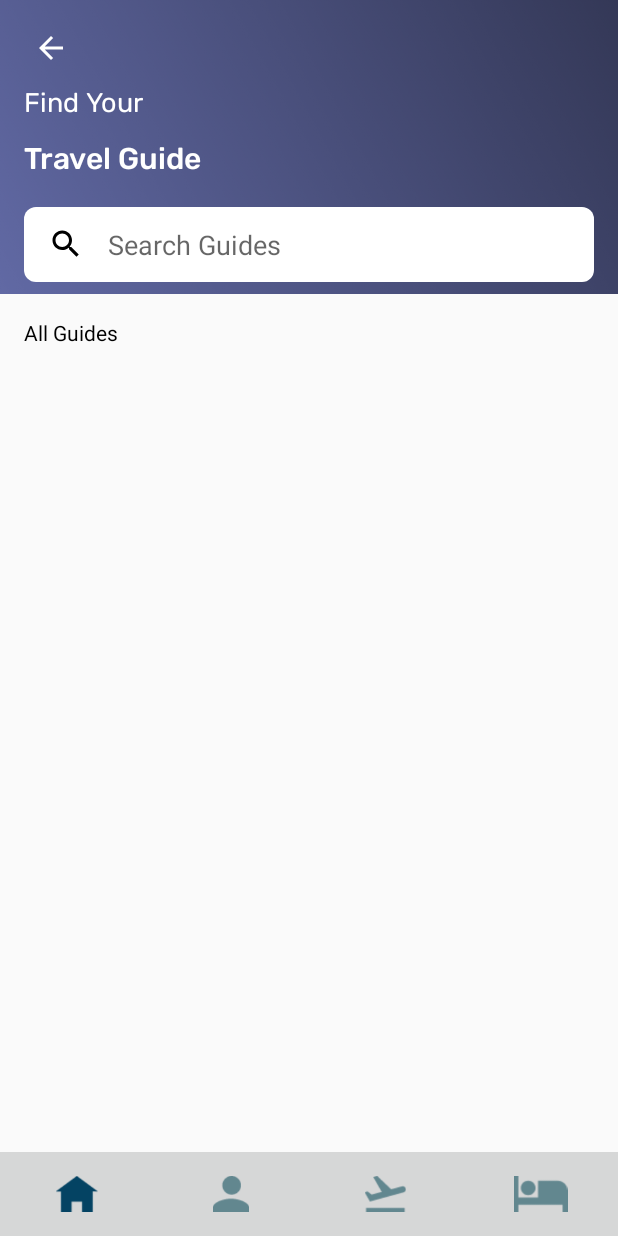
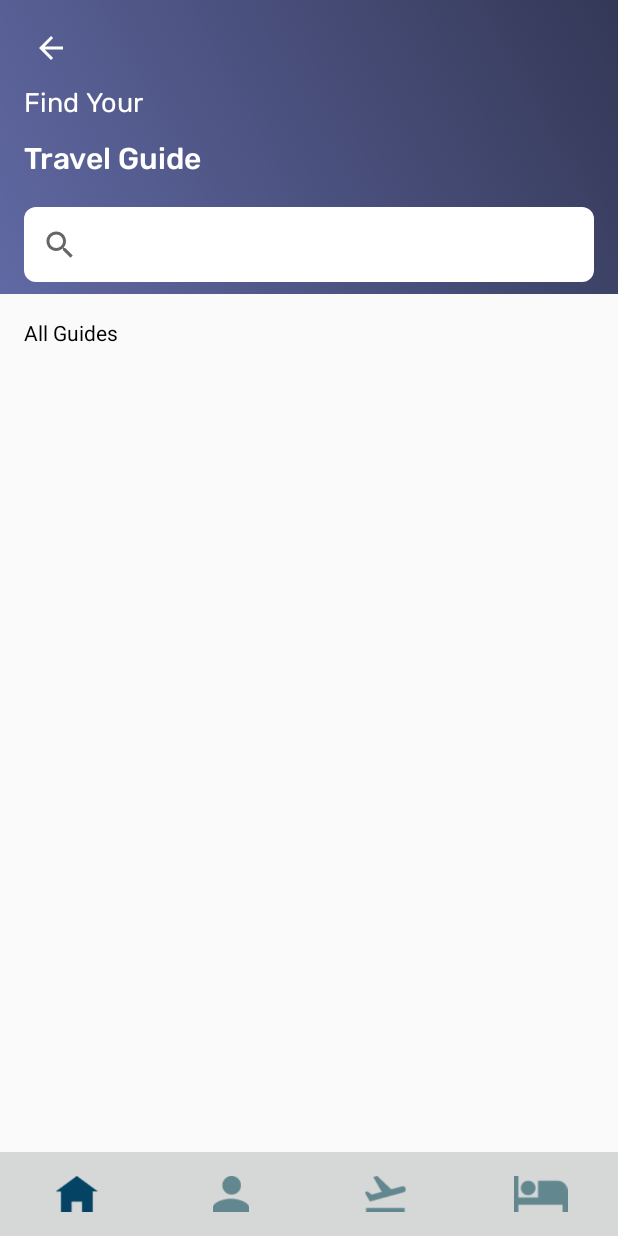
Before and after one commit to mdilshan/madd, an Android app: the GuideSeeAll screen opened directly, with no data from a screen before it, on a phone screen of 412 x 824 dp. Run offline under Robolectric (Android 15) with nearby library versions, the phone set to English and light mode, and no system bars; our stand-ins replace Firebase (no records; nobody signed in at launch, a user with empty details on screens opened directly), Picasso; pictures from the network do not load; Roboto replaces fonts that are not available here.

Commit message:
Feature:Search

```diff
--- a/app/src/main/java/com/example/madd/GuideSeeAll.java
+++ b/app/src/main/java/com/example/madd/GuideSeeAll.java
@@ -6,6 +6,7 @@ import android.os.Bundle;
 import android.view.View;
 import android.widget.ImageButton;
 import android.widget.ImageView;
+import android.widget.SearchView;
 import android.widget.Toast;
 
 import androidx.appcompat.app.AppCompatActivity;
@@ -28,34 +29,67 @@ public class GuideSeeAll extends AppCompatActivity {
     RecyclerView allGuideRecycler;
     AllGuideAdapter allGuidesAdapter;
     List<AllGuideData> allGuideDataList = new ArrayList<>();
+    SearchView search_guides_seeall;
     @Override
     protected void onCreate(Bundle savedInstanceState) {
         super.onCreate(savedInstanceState);
         setContentView(R.layout.activity_guide_see_all);
         allGuideRecycler = findViewById(R.id.all_guides_recycler);
+        search_guides_seeall = findViewById(R.id.search_guides_seeall);
+
         myDB = FirebaseFirestore.getInstance();
         readData();
 
         bottomnav();
     }
     void readData() {
+        try {
             myDB.collection("guides").addSnapshotListener(new EventListener<QuerySnapshot>() {
                 @Override
                 public void onEvent(QuerySnapshot documentSnapshots, FirebaseFirestoreException e) {
+
                     if (e != null)
                         toastResult(e.getMessage());
                     allGuideDataList.clear();
-//                allGuideDataList.add(new AllGuideData("Fresh Up","Hambantota","From Rs.7499","5",R.drawable.hotel2));
                     for (DocumentSnapshot doc : documentSnapshots) {
                         allGuideDataList.add(new AllGuideData(doc.getId(),doc.getString("guide_name"),doc.getString("place"),doc.getString("rating"),doc.getString("imageUrl")));
-//                    allGuideDataList.add(new AllGuideData(doc.getString("description"),doc.getString("location"),doc.getString("name"),doc.getString("name"),R.drawable.hotel2));
                     }
                     RecyclerView.LayoutManager layoutManager = new LinearLayoutManager(GuideSeeAll.this, RecyclerView.VERTICAL, false);
                     allGuideRecycler.setLayoutManager(layoutManager);
                     allGuidesAdapter = new AllGuideAdapter(GuideSeeAll.this, allGuideDataList);
                     allGuideRecycler.setAdapter(allGuidesAdapter);
                 }
+
+
             });
+        }catch (Exception e){}
+
+        if(search_guides_seeall != null){
+            search_guides_seeall.setOnQueryTextListener(new SearchView.OnQueryTextListener() {
+                @Override
+                public boolean onQueryTextSubmit(String s) {
+                    return false;
+                }
+
+                @Override
+                public boolean onQueryTextChange(String s) {
+                    search(s);
+                    return true;
+                }
+            });
+        }
+    }
+    public void search(String str){
+        List<AllGuideData> searchGuideDataList = new ArrayList<>();
+        for (AllGuideData object : allGuideDataList){
+            if(object.getPlace().toLowerCase().contains(str.toLowerCase())){
+                searchGuideDataList.add(object);
+            }
+            RecyclerView.LayoutManager layoutManager = new LinearLayoutManager(GuideSeeAll.this, RecyclerView.VERTICAL, false);
+            allGuideRecycler.setLayoutManager(layoutManager);
+            allGuidesAdapter = new AllGuideAdapter(GuideSeeAll.this, searchGuideDataList);
+            allGuideRecycler.setAdapter(allGuidesAdapter);
+        }
     }
     public void bottomnav() {
         Activity A = GuideSeeAll.this;
--- a/app/src/main/res/layout/activity_guide_see_all.xml
+++ b/app/src/main/res/layout/activity_guide_see_all.xml
@@ -42,8 +42,9 @@
             app:layout_constraintStart_toStartOf="@+id/textView"
             app:layout_constraintTop_toBottomOf="@+id/textView" />
 
-        <EditText
+        <SearchView
             android:id="@+id/search_guides_seeall"
+            style="@android:style/Widget.Material.SearchView"
             android:layout_width="0dp"
             android:layout_height="50dp"
             android:layout_marginTop="16dp"
@@ -51,17 +52,32 @@
             android:layout_marginRight="16dp"
             android:layout_marginBottom="8dp"
             android:background="@drawable/search_bg"
-            android:drawableLeft="@drawable/ic_search_black_24dp"
-            android:drawablePadding="16dp"
-            android:ems="10"
-            android:inputType="textPersonName"
-            android:paddingLeft="16dp"
-            android:hint="Search Guides"
-            android:textColor="#62878F"
+            android:hint="Search For Guide"
             app:layout_constraintBottom_toBottomOf="parent"
             app:layout_constraintEnd_toEndOf="parent"
             app:layout_constraintStart_toStartOf="@+id/textView2"
             app:layout_constraintTop_toBottomOf="@+id/textView2" />
+
+<!--        <EditText-->
+<!--            android:id="@+id/search_guides_seeall"-->
+<!--            android:layout_width="0dp"-->
+<!--            android:layout_height="50dp"-->
+<!--            android:layout_marginTop="16dp"-->
+<!--            android:layout_marginEnd="16dp"-->
+<!--            android:layout_marginRight="16dp"-->
+<!--            android:layout_marginBottom="8dp"-->
+<!--            android:background="@drawable/search_bg"-->
+<!--            android:drawableLeft="@drawable/ic_search_black_24dp"-->
+<!--            android:drawablePadding="16dp"-->
+<!--            android:ems="10"-->
+<!--            android:inputType="textPersonName"-->
+<!--            android:paddingLeft="16dp"-->
+<!--            android:hint="Search Guides"-->
+<!--            android:textColor="#62878F"-->
+<!--            app:layout_constraintBottom_toBottomOf="parent"-->
+<!--            app:layout_constraintEnd_toEndOf="parent"-->
+<!--            app:layout_constraintStart_toStartOf="@+id/textView2"-->
+<!--            app:layout_constraintTop_toBottomOf="@+id/textView2" />-->
 
         <ImageButton
             android:id="@+id/back_btn"
@@ -74,6 +90,8 @@
             app:layout_constraintStart_toStartOf="parent"
             app:layout_constraintTop_toTopOf="parent"
             app:srcCompat="@drawable/ic_baseline_arrow_back_24" />
+
+
 
     </androidx.constraintlayout.widget.ConstraintLayout>
 
--- a/app/src/main/res/values/styles.xml
+++ b/app/src/main/res/values/styles.xml
@@ -21,5 +21,4 @@
         <item name="colorControlNormal">@color/colorRating</item>
         <item name="colorControlActivated">@color/colorRating</item>
     </style>
-
 </resources>
```
Lines whose indentation alone changed are shown as unchanged.
